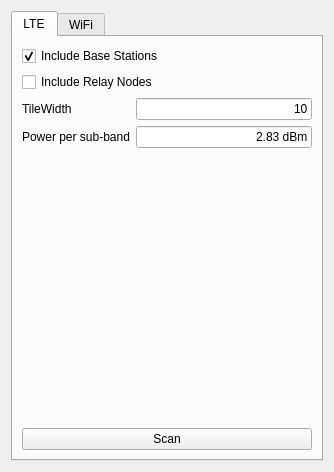
Before: the Qt Designer form ui/Widgets_ViewScenario.ui in ComNets/openwns-wrowser, drawn with Qt 5.
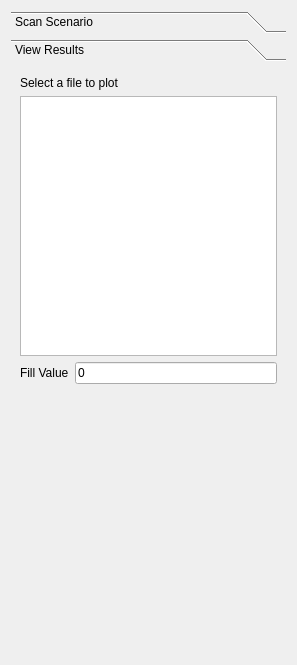
After: the same form once the commit is applied.

```diff
--- a/ui/Widgets_ViewScenario.ui
+++ b/ui/Widgets_ViewScenario.ui
@@ -5,8 +5,8 @@
    <rect>
     <x>0</x>
     <y>0</y>
-    <width>334</width>
-    <height>472</height>
+    <width>297</width>
+    <height>665</height>
    </rect>
   </property>
   <property name="windowTitle" >
@@ -14,6 +14,24 @@
   </property>
   <layout class="QVBoxLayout" >
    <item>
+    <widget class="QToolBox" name="toolBox" >
+     <property name="currentIndex" >
+      <number>1</number>
+     </property>
+     <widget class="QWidget" name="scanPage" >
+      <property name="geometry" >
+       <rect>
+        <x>0</x>
+        <y>0</y>
+        <width>279</width>
+        <height>587</height>
+       </rect>
+      </property>
+      <attribute name="label" >
+       <string>Scan Scenario</string>
+      </attribute>
+      <layout class="QVBoxLayout" >
+       <item>
     <widget class="QTabWidget" name="tabWidget" >
      <property name="currentIndex" >
       <number>0</number>
@@ -26,25 +44,6 @@
        <item>
         <layout class="QVBoxLayout" >
          <item>
-          <widget class="QCheckBox" name="includeBS" >
-           <property name="text" >
-            <string>Include Base Stations</string>
-           </property>
-           <property name="checked" >
-            <bool>true</bool>
-           </property>
-          </widget>
-         </item>
-         <item>
-          <widget class="QCheckBox" name="includeRN" >
-           <property name="text" >
-            <string>Include Relay Nodes</string>
-           </property>
-          </widget>
-         </item>
-        </layout>
-       </item>
-       <item>
         <layout class="QGridLayout" >
          <item row="0" column="0" >
           <widget class="QLabel" name="tileWidthLabel" >
@@ -88,6 +87,27 @@
          </item>
         </layout>
        </item>
+             <item>
+              <layout class="QVBoxLayout" >
+               <item>
+                <widget class="QCheckBox" name="includeBS" >
+                 <property name="text" >
+                  <string>Include Base Stations</string>
+                 </property>
+                 <property name="checked" >
+                  <bool>true</bool>
+                 </property>
+                </widget>
+               </item>
+               <item>
+                <widget class="QCheckBox" name="includeRN" >
+                 <property name="text" >
+                  <string>Include Relay Nodes</string>
+                 </property>
+                </widget>
+               </item>
+              </layout>
+             </item>
        <item>
         <spacer>
          <property name="orientation" >
@@ -109,11 +129,79 @@
         </widget>
        </item>
       </layout>
+           </item>
+          </layout>
      </widget>
      <widget class="QWidget" name="wifi" >
       <attribute name="title" >
        <string>WiFi</string>
       </attribute>
+         </widget>
+        </widget>
+       </item>
+      </layout>
+     </widget>
+     <widget class="QWidget" name="resultPage" >
+      <property name="geometry" >
+       <rect>
+        <x>0</x>
+        <y>0</y>
+        <width>279</width>
+        <height>587</height>
+       </rect>
+      </property>
+      <attribute name="label" >
+       <string>View Results</string>
+      </attribute>
+      <layout class="QVBoxLayout" >
+       <item>
+        <widget class="QLabel" name="resultFileLabel" >
+         <property name="text" >
+          <string>Select a file to plot</string>
+         </property>
+        </widget>
+       </item>
+       <item>
+        <widget class="QListWidget" name="fileList" />
+       </item>
+       <item>
+        <layout class="QHBoxLayout" >
+         <item>
+          <widget class="QLabel" name="label" >
+           <property name="toolTip" >
+            <string>If simulator output does not contain a value at a given point, this value is used</string>
+           </property>
+           <property name="text" >
+            <string>Fill Value</string>
+           </property>
+          </widget>
+         </item>
+         <item>
+          <widget class="QLineEdit" name="fillValueLineEdit" >
+           <property name="toolTip" >
+            <string>If simulator output does not contain a value at a given point, this value is used</string>
+           </property>
+           <property name="text" >
+            <string>0</string>
+           </property>
+          </widget>
+         </item>
+        </layout>
+       </item>
+       <item>
+        <spacer>
+         <property name="orientation" >
+          <enum>Qt::Vertical</enum>
+         </property>
+         <property name="sizeHint" >
+          <size>
+           <width>20</width>
+           <height>261</height>
+          </size>
+         </property>
+        </spacer>
+       </item>
+      </layout>
      </widget>
     </widget>
    </item>
```
Lines whose indentation alone changed are shown as unchanged.
